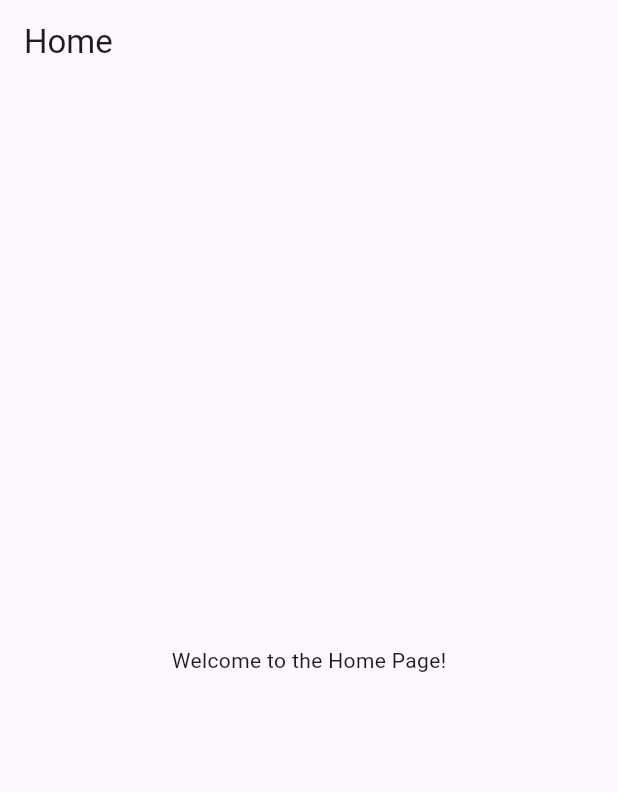
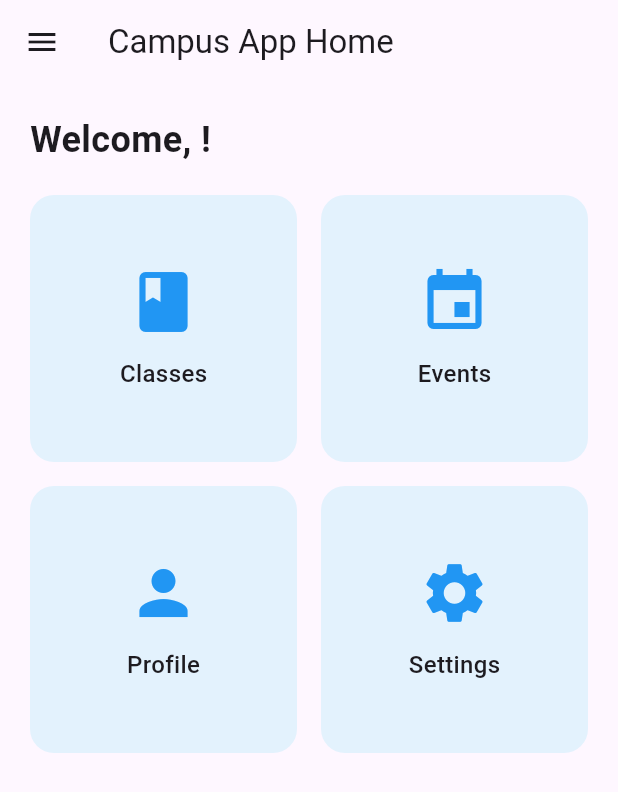
Before and after one commit to abhi2811mishra/Campus-App, a Flutter app: the Home screen opened directly, on a phone screen of 412 x 824 dp. Shown: the top 792 px of the screen. Run offline on Flutter 3.47's test engine with Material 3 defaults, Android fonts, the phone set to English and light mode, and no system bars; our stand-ins replace firebase_auth, firebase_core, google_sign_in; accounts and stored records are empty.

Commit message:
home screen half done

```diff
--- /dev/null
+++ b/lib/homepage/homescreen.dart
@@ -0,0 +1,137 @@
+import 'package:firebase_auth/firebase_auth.dart';
+import 'package:flutter/material.dart';
+import 'package:campusapp/loginpage/loginpage.dart';
+
+class Home extends StatelessWidget {
+  const Home({super.key});
+
+  void _logout(BuildContext context) async {
+    await FirebaseAuth.instance.signOut();
+    Navigator.pushReplacement(
+      context,
+      MaterialPageRoute(builder: (_) => const LoginPage()),
+    );
+  }
+
+  @override
+  Widget build(BuildContext context) {
+    final user = FirebaseAuth.instance.currentUser;
+
+    return Scaffold(
+      appBar: AppBar(
+        title: const Text('Campus App Home'),
+      ),
+      drawer: Drawer(
+        child: ListView(
+          padding: EdgeInsets.zero,
+          children: [
+            UserAccountsDrawerHeader(
+              accountName: Text(user?.displayName ?? 'No Username'),
+              accountEmail: Text(user?.email ?? 'No Email'),
+              currentAccountPicture: const CircleAvatar(
+                backgroundColor: Colors.white,
+                child: Icon(Icons.person, size: 40, color: Colors.blue),
+              ),
+              decoration: const BoxDecoration(color: Colors.blue),
+            ),
+            ListTile(
+              leading: const Icon(Icons.home),
+              title: const Text('Home'),
+              onTap: () => Navigator.pop(context),
+            ),
+            ListTile(
+              leading: const Icon(Icons.person),
+              title: const Text('Profile'),
+              onTap: () {
+                // Optional: Add profile screen navigation here
+                Navigator.pop(context);
+              },
+            ),
+            const Divider(),
+            ListTile(
+              leading: const Icon(Icons.logout),
+              title: const Text('Logout'),
+              onTap: () => _logout(context),
+            ),
+          ],
+        ),
+      ),
+      body: Padding(
+        padding: const EdgeInsets.all(20),
+        child: Column(
+          crossAxisAlignment: CrossAxisAlignment.start,
+          children: [
+            Text(
+              'Welcome, ${user?.displayName ?? 'Student'}!',
+              style: const TextStyle(fontSize: 24, fontWeight: FontWeight.bold),
+            ),
+            const SizedBox(height: 20),
+            Expanded(
+              child: GridView.count(
+                crossAxisCount: 2,
+                crossAxisSpacing: 16,
+                mainAxisSpacing: 16,
+                children: [
+                  _buildTile(
+                    context,
+                    icon: Icons.class_,
+                    label: 'Classes',
+                    onTap: () {
+                      // Navigate to classes screen
+                    },
+                  ),
+                  _buildTile(
+                    context,
+                    icon: Icons.event,
+                    label: 'Events',
+                    onTap: () {
+                      // Navigate to events screen
+                    },
+                  ),
+                  _buildTile(
+                    context,
+                    icon: Icons.person,
+                    label: 'Profile',
+                    onTap: () {
+                      // Navigate to profile screen
+                    },
+                  ),
+                  _buildTile(
+                    context,
+                    icon: Icons.settings,
+                    label: 'Settings',
+                    onTap: () {
+                      // Navigate to settings screen
+                    },
+                  ),
+                ],
+              ),
+            ),
+          ],
+        ),
+      ),
+    );
+  }
+
+  Widget _buildTile(BuildContext context,
+      {required IconData icon, required String label, required VoidCallback onTap}) {
+    return GestureDetector(
+      onTap: onTap,
+      child: Container(
+        decoration: BoxDecoration(
+          color: Colors.blue.shade50,
+          borderRadius: BorderRadius.circular(16),
+        ),
+        padding: const EdgeInsets.all(16),
+        child: Column(
+          mainAxisAlignment: MainAxisAlignment.center,
+          children: [
+            Icon(icon, size: 48, color: Colors.blue),
+            const SizedBox(height: 12),
+            Text(label, style: const TextStyle(fontSize: 16, fontWeight: FontWeight.w500)),
+          ],
+        ),
+      ),
+    );
+  }
+}
--- a/lib/loginpage/loginpage.dart
+++ b/lib/loginpage/loginpage.dart
@@ -1,3 +1,4 @@
+import 'package:campusapp/homepage/homescreen.dart';
 import 'package:campusapp/loginpage/auth_service.dart';
 import 'package:campusapp/loginpage/signuppage.dart';
 import 'package:firebase_auth/firebase_auth.dart';
@@ -234,23 +235,3 @@ class _LoginPageState extends State<LoginPage> {
     );
   }
 }
-
-
-
-
-
-
-
-
-
-class Home extends StatelessWidget {
-  const Home({super.key});
-
-  @override
-  Widget build(BuildContext context) {
-    return Scaffold(
-      appBar: AppBar(title: const Text("Home")),
-      body: const Center(child: Text("Welcome to the Home Page!")),
-    );
-  }
-}
```
